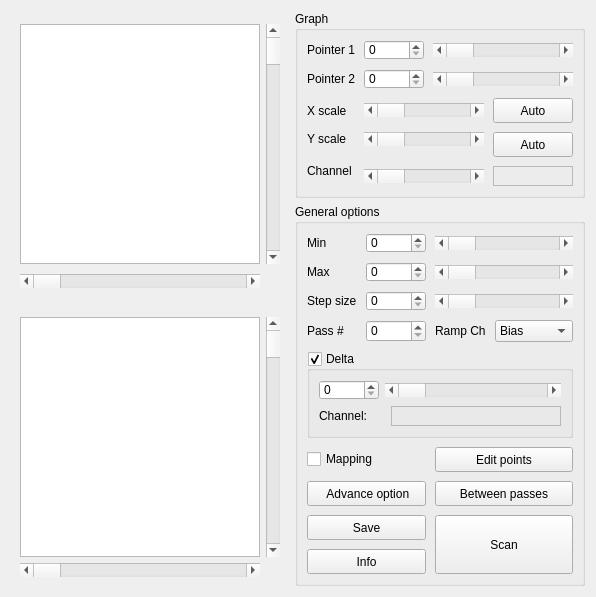
This is pyqt5 STM software/ui/Spectroscopy.ui in freestylexyz/STM-pyqt5-software as Qt 5 draws it before an edit. The edited form follows.
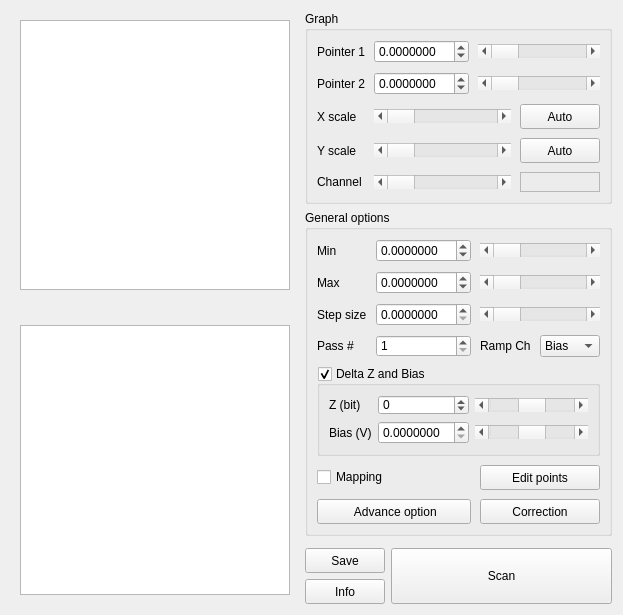
This is the edited form.

```diff
--- a/pyqt5 STM software/ui/Spectroscopy.ui
+++ b/pyqt5 STM software/ui/Spectroscopy.ui
@@ -6,18 +6,18 @@
    <rect>
     <x>0</x>
     <y>0</y>
-    <width>592</width>
-    <height>586</height>
+    <width>616</width>
+    <height>608</height>
    </rect>
   </property>
   <property name="windowTitle">
    <string>Spectroscopy</string>
   </property>
-  <layout class="QGridLayout" name="gridLayout_6">
-   <item row="2" column="0">
-    <widget class="QWidget" name="widget_2" native="true">
-     <layout class="QGridLayout" name="gridLayout_2">
-      <item row="0" column="0" rowspan="2" colspan="2">
+  <layout class="QGridLayout" name="gridLayout">
+   <item row="0" column="0" rowspan="5">
+    <widget class="QWidget" name="widget" native="true">
+     <layout class="QVBoxLayout" name="verticalLayout">
+      <item>
        <widget class="QGraphicsView" name="graphicsView_2_Spectro">
         <property name="sizePolicy">
          <sizepolicy hsizetype="Fixed" vsizetype="Fixed">
@@ -27,30 +27,35 @@
         </property>
         <property name="minimumSize">
          <size>
-          <width>240</width>
-          <height>240</height>
+          <width>270</width>
+          <height>270</height>
          </size>
         </property>
        </widget>
       </item>
-      <item row="2" column="0" colspan="2">
-       <widget class="QScrollBar" name="horizontalScrollBar_2_Spectro">
-        <property name="orientation">
-         <enum>Qt::Horizontal</enum>
-        </property>
-       </widget>
+      <item>
+       <widget class="QWidget" name="widget_2" native="true"/>
       </item>
-      <item row="0" column="2" rowspan="2">
-       <widget class="QScrollBar" name="verticalScrollBar_2_Spectro">
-        <property name="orientation">
-         <enum>Qt::Vertical</enum>
+      <item>
+       <widget class="QGraphicsView" name="graphicsView_1_Spectro">
+        <property name="sizePolicy">
+         <sizepolicy hsizetype="Fixed" vsizetype="Fixed">
+          <horstretch>0</horstretch>
+          <verstretch>0</verstretch>
+         </sizepolicy>
+        </property>
+        <property name="minimumSize">
+         <size>
+          <width>270</width>
+          <height>270</height>
+         </size>
         </property>
        </widget>
       </item>
      </layout>
     </widget>
    </item>
-   <item row="0" column="1">
+   <item row="0" column="1" colspan="2">
     <widget class="QGroupBox" name="Graph">
      <property name="title">
       <string>Graph</string>
@@ -59,39 +64,22 @@
       <property name="spacing">
        <number>9</number>
       </property>
-      <item row="3" column="3" rowspan="2">
-       <widget class="QPushButton" name="pushButton_YAuto_Graph">
-        <property name="minimumSize">
-         <size>
-          <width>0</width>
-          <height>25</height>
-         </size>
-        </property>
-        <property name="text">
-         <string>Auto</string>
-        </property>
-       </widget>
-      </item>
-      <item row="2" column="1" colspan="2">
-       <widget class="QScrollBar" name="scrollBar_XScale_Graph">
+      <item row="1" column="2" colspan="2">
+       <widget class="QScrollBar" name="scrollBar_Pointer2_Graph">
         <property name="minimumSize">
          <size>
           <width>120</width>
           <height>0</height>
          </size>
         </property>
+        <property name="maximum">
+         <number>65535</number>
+        </property>
         <property name="orientation">
          <enum>Qt::Horizontal</enum>
         </property>
        </widget>
       </item>
-      <item row="3" column="0">
-       <widget class="QLabel" name="label_4">
-        <property name="text">
-         <string>Y scale</string>
-        </property>
-       </widget>
-      </item>
       <item row="0" column="0">
        <widget class="QLabel" name="label">
         <property name="text">
@@ -99,23 +87,16 @@
         </property>
        </widget>
       </item>
-      <item row="3" column="1" colspan="2">
-       <widget class="QScrollBar" name="scrollBar_YScale_Graph">
+      <item row="4" column="3">
+       <widget class="QPushButton" name="pushButton_YAuto_Graph">
         <property name="minimumSize">
          <size>
-          <width>120</width>
-          <height>0</height>
+          <width>0</width>
+          <height>25</height>
          </size>
         </property>
-        <property name="orientation">
-         <enum>Qt::Horizontal</enum>
-        </property>
-       </widget>
-      </item>
-      <item row="4" column="0" rowspan="2">
-       <widget class="QLabel" name="label_5">
         <property name="text">
-         <string>Channel</string>
+         <string>Auto</string>
         </property>
        </widget>
       </item>
@@ -126,6 +107,13 @@
         </property>
        </widget>
       </item>
+      <item row="5" column="0">
+       <widget class="QLabel" name="label_5">
+        <property name="text">
+         <string>Channel</string>
+        </property>
+       </widget>
+      </item>
       <item row="0" column="2" colspan="2">
        <widget class="QScrollBar" name="scrollBar_Pointer1_Graph">
         <property name="minimumSize">
@@ -134,63 +122,14 @@
           <height>0</height>
          </size>
         </property>
-        <property name="orientation">
-         <enum>Qt::Horizontal</enum>
+        <property name="maximum">
+         <number>65535</number>
         </property>
-       </widget>
-      </item>
-      <item row="1" column="1">
-       <widget class="QSpinBox" name="spinBox_Pointer2_Graph">
-        <property name="sizePolicy">
-         <sizepolicy hsizetype="Fixed" vsizetype="Fixed">
-          <horstretch>0</horstretch>
-          <verstretch>0</verstretch>
-         </sizepolicy>
-        </property>
-        <property name="minimumSize">
-         <size>
-          <width>60</width>
-          <height>20</height>
-         </size>
-        </property>
-       </widget>
-      </item>
-      <item row="1" column="2" colspan="2">
-       <widget class="QScrollBar" name="scrollBar_Pointer2_Graph">
-        <property name="minimumSize">
-         <size>
-          <width>120</width>
-          <height>0</height>
-         </size>
-        </property>
         <property name="orientation">
          <enum>Qt::Horizontal</enum>
         </property>
        </widget>
       </item>
-      <item row="2" column="0">
-       <widget class="QLabel" name="label_3">
-        <property name="text">
-         <string>X scale</string>
-        </property>
-       </widget>
-      </item>
-      <item row="0" column="1">
-       <widget class="QSpinBox" name="spinBox_Pointer1_Graph">
-        <property name="sizePolicy">
-         <sizepolicy hsizetype="Fixed" vsizetype="Fixed">
-          <horstretch>0</horstretch>
-          <verstretch>0</verstretch>
-         </sizepolicy>
-        </property>
-        <property name="minimumSize">
-         <size>
-          <width>60</width>
-          <height>20</height>
-         </size>
-        </property>
-       </widget>
-      </item>
       <item row="2" column="3">
        <widget class="QPushButton" name="pushButton_XAuto_Graph">
         <property name="minimumSize">
@@ -204,19 +143,6 @@
         </property>
        </widget>
       </item>
-      <item row="5" column="1" colspan="2">
-       <widget class="QScrollBar" name="scrollBar_Channel_Graph">
-        <property name="minimumSize">
-         <size>
-          <width>120</width>
-          <height>0</height>
-         </size>
-        </property>
-        <property name="orientation">
-         <enum>Qt::Horizontal</enum>
-        </property>
-       </widget>
-      </item>
       <item row="5" column="3">
        <widget class="QLabel" name="label_Channel_Graph">
         <property name="sizePolicy">
@@ -242,10 +168,161 @@
         </property>
        </widget>
       </item>
+      <item row="4" column="0">
+       <widget class="QLabel" name="label_4">
+        <property name="text">
+         <string>Y scale</string>
+        </property>
+       </widget>
+      </item>
+      <item row="2" column="0">
+       <widget class="QLabel" name="label_3">
+        <property name="text">
+         <string>X scale</string>
+        </property>
+       </widget>
+      </item>
+      <item row="2" column="1" colspan="2">
+       <widget class="QScrollBar" name="scrollBar_XScale_Graph">
+        <property name="minimumSize">
+         <size>
+          <width>120</width>
+          <height>0</height>
+         </size>
+        </property>
+        <property name="minimum">
+         <number>1</number>
+        </property>
+        <property name="maximum">
+         <number>100</number>
+        </property>
+        <property name="orientation">
+         <enum>Qt::Horizontal</enum>
+        </property>
+       </widget>
+      </item>
+      <item row="4" column="1" colspan="2">
+       <widget class="QScrollBar" name="scrollBar_YScale_Graph">
+        <property name="minimumSize">
+         <size>
+          <width>120</width>
+          <height>0</height>
+         </size>
+        </property>
+        <property name="minimum">
+         <number>1</number>
+        </property>
+        <property name="maximum">
+         <number>100</number>
+        </property>
+        <property name="orientation">
+         <enum>Qt::Horizontal</enum>
+        </property>
+       </widget>
+      </item>
+      <item row="5" column="1" colspan="2">
+       <widget class="QScrollBar" name="scrollBar_Channel_Graph">
+        <property name="minimumSize">
+         <size>
+          <width>120</width>
+          <height>0</height>
+         </size>
+        </property>
+        <property name="maximum">
+         <number>99</number>
+        </property>
+        <property name="orientation">
+         <enum>Qt::Horizontal</enum>
+        </property>
+       </widget>
+      </item>
+      <item row="0" column="1">
+       <widget class="QDoubleSpinBox" name="spinBox_Pointer1_Graph">
+        <property name="decimals">
+         <number>7</number>
+        </property>
+        <property name="minimum">
+         <double>-10.240000000000000</double>
+        </property>
+        <property name="maximum">
+         <double>10.240000000000000</double>
+        </property>
+       </widget>
+      </item>
+      <item row="1" column="1">
+       <widget class="QDoubleSpinBox" name="spinBox_Pointer2_Graph">
+        <property name="decimals">
+         <number>7</number>
+        </property>
+        <property name="minimum">
+         <double>-10.240000000000000</double>
+        </property>
+        <property name="maximum">
+         <double>10.240000000000000</double>
+        </property>
+       </widget>
+      </item>
      </layout>
     </widget>
    </item>
-   <item row="1" column="1" rowspan="2">
+   <item row="3" column="1">
+    <widget class="QPushButton" name="pushButton_Save">
+     <property name="sizePolicy">
+      <sizepolicy hsizetype="Maximum" vsizetype="Fixed">
+       <horstretch>0</horstretch>
+       <verstretch>0</verstretch>
+      </sizepolicy>
+     </property>
+     <property name="minimumSize">
+      <size>
+       <width>0</width>
+       <height>25</height>
+      </size>
+     </property>
+     <property name="text">
+      <string>Save</string>
+     </property>
+    </widget>
+   </item>
+   <item row="4" column="1">
+    <widget class="QPushButton" name="pushButton_Info">
+     <property name="sizePolicy">
+      <sizepolicy hsizetype="Maximum" vsizetype="Fixed">
+       <horstretch>0</horstretch>
+       <verstretch>0</verstretch>
+      </sizepolicy>
+     </property>
+     <property name="minimumSize">
+      <size>
+       <width>0</width>
+       <height>25</height>
+      </size>
+     </property>
+     <property name="text">
+      <string>Info</string>
+     </property>
+    </widget>
+   </item>
+   <item row="3" column="2" rowspan="2">
+    <widget class="QPushButton" name="pushButton_Scan">
+     <property name="sizePolicy">
+      <sizepolicy hsizetype="Maximum" vsizetype="Preferred">
+       <horstretch>0</horstretch>
+       <verstretch>0</verstretch>
+      </sizepolicy>
+     </property>
+     <property name="maximumSize">
+      <size>
+       <width>250</width>
+       <height>16777215</height>
+      </size>
+     </property>
+     <property name="text">
+      <string>Scan</string>
+     </property>
+    </widget>
+   </item>
+   <item row="1" column="1" colspan="2">
     <widget class="QGroupBox" name="General">
      <property name="title">
       <string>General options</string>
@@ -254,6 +331,22 @@
       <property name="spacing">
        <number>9</number>
       </property>
+      <item row="1" column="2" colspan="2">
+       <widget class="QScrollBar" name="scrollBar_Max_General">
+        <property name="minimumSize">
+         <size>
+          <width>120</width>
+          <height>0</height>
+         </size>
+        </property>
+        <property name="maximum">
+         <number>65535</number>
+        </property>
+        <property name="orientation">
+         <enum>Qt::Horizontal</enum>
+        </property>
+       </widget>
+      </item>
       <item row="0" column="0">
        <widget class="QLabel" name="label_6">
         <property name="sizePolicy">
@@ -267,61 +360,6 @@
         </property>
        </widget>
       </item>
-      <item row="1" column="0">
-       <widget class="QLabel" name="label_7">
-        <property name="sizePolicy">
-         <sizepolicy hsizetype="Maximum" vsizetype="Preferred">
-          <horstretch>0</horstretch>
-          <verstretch>0</verstretch>
-         </sizepolicy>
-        </property>
-        <property name="text">
-         <string>Max</string>
-        </property>
-       </widget>
-      </item>
-      <item row="2" column="0">
-       <widget class="QLabel" name="label_8">
-        <property name="sizePolicy">
-         <sizepolicy hsizetype="Maximum" vsizetype="Preferred">
-          <horstretch>0</horstretch>
-          <verstretch>0</verstretch>
-         </sizepolicy>
-        </property>
-        <property name="text">
-         <string>Step size</string>
-        </property>
-       </widget>
-      </item>
-      <item row="6" column="0" colspan="2">
-       <widget class="QPushButton" name="pushButton_Advance_Delta">
-        <property name="minimumSize">
-         <size>
-          <width>0</width>
-          <height>25</height>
-         </size>
-        </property>
-        <property name="text">
-         <string> Advance option</string>
-        </property>
-       </widget>
-      </item>
-      <item row="0" column="1">
-       <widget class="QSpinBox" name="spinBox_Min_General">
-        <property name="sizePolicy">
-         <sizepolicy hsizetype="Fixed" vsizetype="Fixed">
-          <horstretch>0</horstretch>
-          <verstretch>0</verstretch>
-         </sizepolicy>
-        </property>
-        <property name="minimumSize">
-         <size>
-          <width>60</width>
-          <height>20</height>
-         </size>
-        </property>
-       </widget>
-      </item>
       <item row="3" column="0">
        <widget class="QLabel" name="label_9">
         <property name="sizePolicy">
@@ -335,22 +373,6 @@
         </property>
        </widget>
       </item>
-      <item row="2" column="1">
-       <widget class="QSpinBox" name="spinBox_StepSize_General">
-        <property name="sizePolicy">
-         <sizepolicy hsizetype="Fixed" vsizetype="Fixed">
-          <horstretch>0</horstretch>
-          <verstretch>0</verstretch>
-         </sizepolicy>
-        </property>
-        <property name="minimumSize">
-         <size>
-          <width>60</width>
-          <height>20</height>
-         </size>
-        </property>
-       </widget>
-      </item>
       <item row="0" column="2" colspan="2">
        <widget class="QScrollBar" name="scrollBar_Min_General">
         <property name="minimumSize">
@@ -359,45 +381,110 @@
           <height>0</height>
          </size>
         </property>
+        <property name="maximum">
+         <number>65535</number>
+        </property>
         <property name="orientation">
          <enum>Qt::Horizontal</enum>
         </property>
        </widget>
       </item>
+      <item row="2" column="1">
+       <widget class="QDoubleSpinBox" name="spiBox_StepSize_General">
+        <property name="decimals">
+         <number>7</number>
+        </property>
+       </widget>
+      </item>
+      <item row="0" column="1">
+       <widget class="QDoubleSpinBox" name="doubleSpinBox_2">
+        <property name="decimals">
+         <number>7</number>
+        </property>
+        <property name="minimum">
+         <double>-10.000000000000000</double>
+        </property>
+        <property name="maximum">
+         <double>10.000000000000000</double>
+        </property>
+       </widget>
+      </item>
       <item row="4" column="0" colspan="4">
        <widget class="QGroupBox" name="groupBox_Delta_General">
         <property name="title">
-         <string>Delta</string>
+         <string>Delta Z and Bias</string>
         </property>
         <property name="checkable">
          <bool>true</bool>
         </property>
         <layout class="QGridLayout" name="gridLayout_4">
+         <item row="0" column="2" colspan="2">
+          <widget class="QScrollBar" name="scrollBar_Z_Delta">
+           <property name="minimum">
+            <number>-32768</number>
+           </property>
+           <property name="maximum">
+            <number>32767</number>
+           </property>
+           <property name="orientation">
+            <enum>Qt::Horizontal</enum>
+           </property>
+          </widget>
+         </item>
+         <item row="1" column="2" colspan="2">
+          <widget class="QScrollBar" name="scrollBar_Bias_Delta">
+           <property name="minimum">
+            <number>0</number>
+           </property>
+           <property name="maximum">
+            <number>65535</number>
+           </property>
+           <property name="value">
+            <number>32768</number>
+           </property>
+           <property name="orientation">
+            <enum>Qt::Horizontal</enum>
+           </property>
+          </widget>
+         </item>
          <item row="0" column="0">
-          <widget class="QSpinBox" name="spinBox_Delta">
-           <property name="sizePolicy">
-            <sizepolicy hsizetype="Fixed" vsizetype="Fixed">
-             <horstretch>0</horstretch>
-             <verstretch>0</verstretch>
-            </sizepolicy>
-           </property>
-           <property name="minimumSize">
-            <size>
-             <width>60</width>
-             <height>20</height>
-            </size>
-           </property>
-          </widget>
-         </item>
-         <item row="0" column="1" colspan="2">
-          <widget class="QScrollBar" name="scrollBar_Delta">
-           <property name="orientation">
-            <enum>Qt::Horizontal</enum>
-           </property>
-          </widget>
-         </item>
-         <item row="1" column="0" colspan="2">
           <widget class="QLabel" name="label_11">
+           <property name="text">
+            <string>Z (bit)</string>
+           </property>
+          </widget>
+         </item>
+         <item row="0" column="1">
+          <widget class="QSpinBox" name="spinBox_Delta_Z">
+           <property name="sizePolicy">
+            <sizepolicy hsizetype="Minimum" vsizetype="Fixed">
+             <horstretch>0</horstretch>
+             <verstretch>0</verstretch>
+            </sizepolicy>
+           </property>
+           <property name="minimumSize">
+            <size>
+             <width>60</width>
+             <height>20</height>
+            </size>
+           </property>
+           <property name="minimum">
+            <number>-32768</number>
+           </property>
+           <property name="maximum">
+            <number>32767</number>
+           </property>
+          </widget>
+         </item>
+         <item row="1" column="1">
+          <widget class="QDoubleSpinBox" name="spinBox_Bias_Delta">
+           <property name="decimals">
+            <number>7</number>
+           </property>
+          </widget>
+         </item>
+         <item row="1" column="0">
+          <widget class="QLabel" name="label_12">
            <property name="sizePolicy">
             <sizepolicy hsizetype="Maximum" vsizetype="Preferred">
              <horstretch>0</horstretch>
@@ -405,102 +492,15 @@
             </sizepolicy>
            </property>
            <property name="text">
-            <string>Channel:</string>
-           </property>
-          </widget>
-         </item>
-         <item row="1" column="2">
-          <widget class="QLabel" name="label_Delta">
-           <property name="sizePolicy">
-            <sizepolicy hsizetype="Expanding" vsizetype="Fixed">
-             <horstretch>0</horstretch>
-             <verstretch>0</verstretch>
-            </sizepolicy>
-           </property>
-           <property name="minimumSize">
-            <size>
-             <width>0</width>
-             <height>20</height>
-            </size>
-           </property>
-           <property name="frameShape">
-            <enum>QFrame::StyledPanel</enum>
-           </property>
-           <property name="frameShadow">
-            <enum>QFrame::Sunken</enum>
-           </property>
-           <property name="text">
-            <string/>
+            <string>Bias (V)</string>
            </property>
           </widget>
          </item>
         </layout>
        </widget>
       </item>
-      <item row="7" column="0" colspan="2">
-       <widget class="QPushButton" name="pushButton_Save_Delta">
-        <property name="minimumSize">
-         <size>
-          <width>0</width>
-          <height>25</height>
-         </size>
-        </property>
-        <property name="text">
-         <string>Save</string>
-        </property>
-       </widget>
-      </item>
-      <item row="2" column="2" colspan="2">
-       <widget class="QScrollBar" name="scrollBar_StepSize_General">
-        <property name="minimumSize">
-         <size>
-          <width>120</width>
-          <height>0</height>
-         </size>
-        </property>
-        <property name="orientation">
-         <enum>Qt::Horizontal</enum>
-        </property>
-       </widget>
-      </item>
-      <item row="3" column="1">
-       <widget class="QSpinBox" name="spinBox_Pass_General">
-        <property name="sizePolicy">
-         <sizepolicy hsizetype="Fixed" vsizetype="Fixed">
-          <horstretch>0</horstretch>
-          <verstretch>0</verstretch>
-         </sizepolicy>
-        </property>
-        <property name="minimumSize">
-         <size>
-          <width>60</width>
-          <height>20</height>
-         </size>
-        </property>
-       </widget>
-      </item>
-      <item row="5" column="0" colspan="2">
-       <widget class="QCheckBox" name="checkBox_Mapping_Delta">
-        <property name="text">
-         <string>Mapping</string>
-        </property>
-       </widget>
-      </item>
-      <item row="6" column="2" colspan="2">
-       <widget class="QPushButton" name="pushButton_Between_Delta">
-        <property name="minimumSize">
-         <size>
-          <width>0</width>
-          <height>25</height>
-         </size>
-        </property>
-        <property name="text">
-         <string>Between passes</string>
-        </property>
-       </widget>
-      </item>
       <item row="5" column="2" colspan="2">
-       <widget class="QPushButton" name="pushButton_Edit_Delta">
+       <widget class="QPushButton" name="pushButton_EditPoints">
         <property name="minimumSize">
          <size>
           <width>0</width>
@@ -525,19 +525,58 @@
         </property>
        </widget>
       </item>
-      <item row="1" column="2" colspan="2">
-       <widget class="QScrollBar" name="scrollBar_Max_General">
+      <item row="2" column="0">
+       <widget class="QLabel" name="label_8">
+        <property name="sizePolicy">
+         <sizepolicy hsizetype="Maximum" vsizetype="Preferred">
+          <horstretch>0</horstretch>
+          <verstretch>0</verstretch>
+         </sizepolicy>
+        </property>
+        <property name="text">
+         <string>Step size</string>
+        </property>
+       </widget>
+      </item>
+      <item row="5" column="0" colspan="2">
+       <widget class="QCheckBox" name="checkBox_Mapping_Delta">
+        <property name="text">
+         <string>Mapping</string>
+        </property>
+       </widget>
+      </item>
+      <item row="2" column="2" colspan="2">
+       <widget class="QScrollBar" name="scrollBar_StepSize_General">
         <property name="minimumSize">
          <size>
           <width>120</width>
           <height>0</height>
          </size>
         </property>
+        <property name="minimum">
+         <number>1</number>
+        </property>
+        <property name="maximum">
+         <number>8192</number>
+        </property>
         <property name="orientation">
          <enum>Qt::Horizontal</enum>
         </property>
        </widget>
       </item>
+      <item row="1" column="0">
+       <widget class="QLabel" name="label_7">
+        <property name="sizePolicy">
+         <sizepolicy hsizetype="Maximum" vsizetype="Preferred">
+          <horstretch>0</horstretch>
+          <verstretch>0</verstretch>
+         </sizepolicy>
+        </property>
+        <property name="text">
+         <string>Max</string>
+        </property>
+       </widget>
+      </item>
       <item row="3" column="3">
        <widget class="QComboBox" name="comboBox_RampCh_General">
         <item>
@@ -552,23 +591,10 @@
         </item>
        </widget>
       </item>
-      <item row="7" column="2" rowspan="2" colspan="2">
-       <widget class="QPushButton" name="pushButton_Scan_Delta">
+      <item row="3" column="1">
+       <widget class="QSpinBox" name="spinBox_Pass_General">
         <property name="sizePolicy">
-         <sizepolicy hsizetype="Minimum" vsizetype="Preferred">
-          <horstretch>0</horstretch>
-          <verstretch>0</verstretch>
-         </sizepolicy>
-        </property>
-        <property name="text">
-         <string>Scan</string>
-        </property>
-       </widget>
-      </item>
-      <item row="1" column="1">
-       <widget class="QSpinBox" name="spinBox_Max_General">
-        <property name="sizePolicy">
-         <sizepolicy hsizetype="Fixed" vsizetype="Fixed">
+         <sizepolicy hsizetype="Minimum" vsizetype="Fixed">
           <horstretch>0</horstretch>
           <verstretch>0</verstretch>
          </sizepolicy>
@@ -579,10 +605,16 @@
           <height>20</height>
          </size>
         </property>
+        <property name="minimum">
+         <number>1</number>
+        </property>
+        <property name="maximum">
+         <number>1024</number>
+        </property>
        </widget>
       </item>
-      <item row="8" column="0" colspan="2">
-       <widget class="QPushButton" name="pushButton_Info_Delta">
+      <item row="6" column="2" colspan="2">
+       <widget class="QPushButton" name="pushButton_Correction">
         <property name="minimumSize">
          <size>
           <width>0</width>
@@ -590,43 +622,33 @@
          </size>
         </property>
         <property name="text">
-         <string>Info</string>
+         <string>Correction</string>
         </property>
        </widget>
       </item>
-     </layout>
-    </widget>
-   </item>
-   <item row="0" column="0" rowspan="2">
-    <widget class="QWidget" name="widget" native="true">
-     <layout class="QGridLayout" name="gridLayout">
-      <item row="0" column="0">
-       <widget class="QGraphicsView" name="graphicsView_1_Spectro">
-        <property name="sizePolicy">
-         <sizepolicy hsizetype="Fixed" vsizetype="Fixed">
-          <horstretch>0</horstretch>
-          <verstretch>0</verstretch>
-         </sizepolicy>
-        </property>
+      <item row="6" column="0" colspan="2">
+       <widget class="QPushButton" name="pushButton_Advance">
         <property name="minimumSize">
          <size>
-          <width>240</width>
-          <height>240</height>
+          <width>0</width>
+          <height>25</height>
          </size>
         </property>
-       </widget>
-      </item>
-      <item row="0" column="1">
-       <widget class="QScrollBar" name="verticalScrollBar_1_Spectro">
-        <property name="orientation">
-         <enum>Qt::Vertical</enum>
+        <property name="text">
+         <string> Advance option</string>
         </property>
        </widget>
       </item>
-      <item row="1" column="0">
-       <widget class="QScrollBar" name="horizontalScrollBar_1_Spectro">
-        <property name="orientation">
-         <enum>Qt::Horizontal</enum>
+      <item row="1" column="1">
+       <widget class="QDoubleSpinBox" name="doubleSpinBox_3">
+        <property name="decimals">
+         <number>7</number>
+        </property>
+        <property name="minimum">
+         <double>-10.000000000000000</double>
+        </property>
+        <property name="maximum">
+         <double>10.000000000000000</double>
         </property>
        </widget>
       </item>
```
